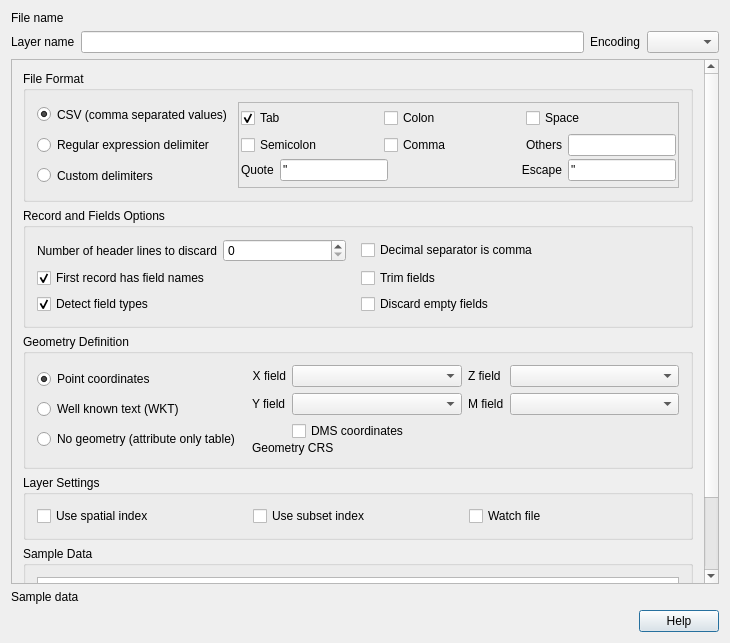
The window that src/ui/qgsdelimitedtextsourceselectbase.ui (carsmie/QGIS) describes before a commit, drawn with Qt 5.
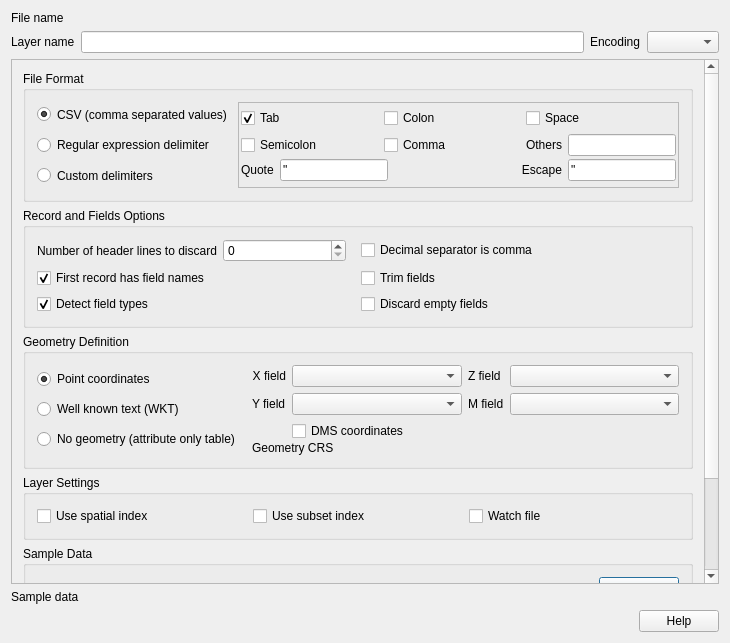
The same window after the commit. Icons and pictures are not drawn. Custom widgets are drawn as their Qt base class.

```diff
--- a/src/ui/qgsdelimitedtextsourceselectbase.ui
+++ b/src/ui/qgsdelimitedtextsourceselectbase.ui
@@ -157,9 +157,9 @@
       <property name="geometry">
        <rect>
         <x>0</x>
-        <y>0</y>
-        <width>696</width>
-        <height>648</height>
+        <y>-47</y>
+        <width>703</width>
+        <height>579</height>
        </rect>
       </property>
       <property name="sizePolicy">
@@ -1345,7 +1345,56 @@
          <property name="collapsed" stdset="0">
           <bool>false</bool>
          </property>
-         <layout class="QVBoxLayout" name="verticalLayout_15">
+         <layout class="QVBoxLayout" name="verticalLayout_9">
+          <item>
+           <widget class="QWidget" name="mScanWidget" native="true">
+            <layout class="QHBoxLayout" name="horizontalLayout_7">
+             <property name="leftMargin">
+              <number>0</number>
+             </property>
+             <property name="topMargin">
+              <number>0</number>
+             </property>
+             <property name="rightMargin">
+              <number>0</number>
+             </property>
+             <property name="bottomMargin">
+              <number>0</number>
+             </property>
+             <item>
+              <layout class="QHBoxLayout" name="mProgressLayout">
+               <item>
+                <widget class="QLabel" name="mProgressLabel">
+                 <property name="text">
+                  <string>Scanning file to determine data types ...</string>
+                 </property>
+                </widget>
+               </item>
+               <item>
+                <spacer name="horizontalSpacer">
+                 <property name="orientation">
+                  <enum>Qt::Horizontal</enum>
+                 </property>
+                 <property name="sizeHint" stdset="0">
+                  <size>
+                   <width>40</width>
+                   <height>20</height>
+                  </size>
+                 </property>
+                </spacer>
+               </item>
+               <item>
+                <widget class="QPushButton" name="mCancelButton">
+                 <property name="text">
+                  <string>Cancel</string>
+                 </property>
+                </widget>
+               </item>
+              </layout>
+             </item>
+            </layout>
+           </widget>
+          </item>
           <item>
            <widget class="QTableWidget" name="tblSample">
             <property name="sizePolicy">
```
Left out of the diff: 66 changed lines with no effect on the pictures.
